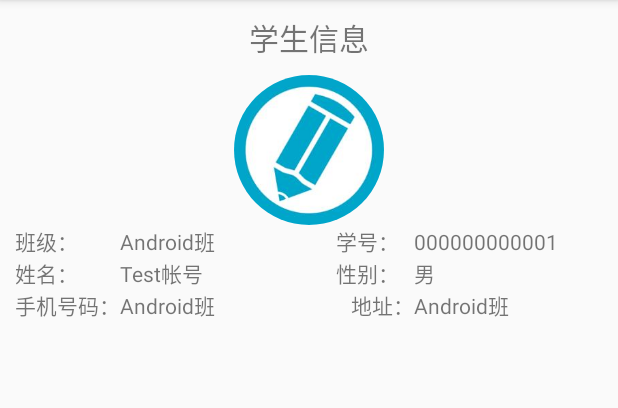
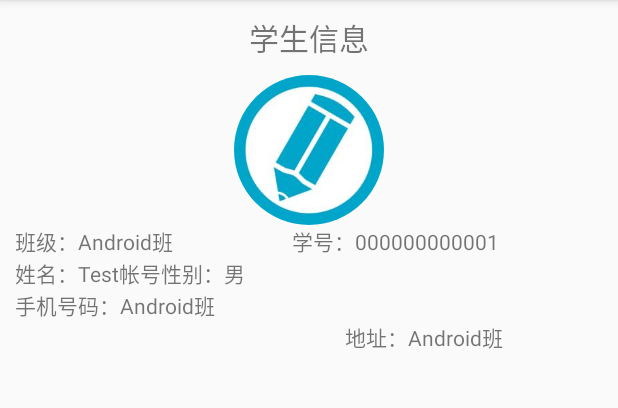
Before and after one commit to RichieYe/ExaminationSystem, an Android app: the MainActivity screen opened directly, with no data from a screen before it, on a phone screen of 412 x 824 dp, the part 84-492 px from its top. Run offline under Robolectric (Android 15) with nearby library versions, the phone set to English and light mode, and no system bars.

Commit message:
更换系统，重新上传

```diff
--- a/app/src/main/res/layout/activity_main.xml
+++ b/app/src/main/res/layout/activity_main.xml
@@ -22,27 +22,23 @@
         android:layout_gravity="center"
         android:src="@mipmap/default_head"/>
 
-    <GridLayout
+    <LinearLayout
         android:layout_width="match_parent"
         android:layout_height="wrap_content"
-        android:columnCount="4"
-        android:rowCount="4"
-        >
+        android:orientation="horizontal">
 
         <TextView
             android:layout_width="wrap_content"
             android:layout_height="wrap_content"
             android:layout_marginLeft="10dp"
             android:layout_marginRight="0dp"
-            android:layout_row="0"
             android:text="班级："/>
 
         <TextView
             android:layout_width="wrap_content"
             android:layout_height="wrap_content"
             android:id="@+id/tvMainClass"
-            android:layout_row="0"
-            android:layout_columnWeight="6"
+            android:layout_weight="1"
             android:layout_marginLeft="0dp"
             android:layout_gravity="fill_horizontal"
             android:text="Android班"/>
@@ -50,22 +46,26 @@
         <TextView
             android:layout_width="wrap_content"
             android:layout_height="wrap_content"
-            android:layout_row="0"
             android:text="学号："/>
 
         <TextView
             android:layout_width="wrap_content"
             android:layout_height="wrap_content"
             android:id="@+id/tvMainNo"
-            android:layout_columnWeight="3"
-            android:layout_row="0"
+            android:layout_weight="1"
             android:text="000000000001"/>
+
+    </LinearLayout>
+
+    <LinearLayout
+        android:layout_width="match_parent"
+        android:layout_height="wrap_content"
+        android:orientation="horizontal">
 
         <TextView
             android:layout_width="wrap_content"
             android:layout_height="wrap_content"
             android:layout_marginLeft="10dp"
-            android:layout_row="1"
             android:text="姓名："/>
 
         <TextView
@@ -86,6 +86,21 @@
             android:id="@+id/tvMainGender"
             android:layout_columnWeight="3"
             android:text="男"/>
+
+
+    </LinearLayout>
+
+    <GridLayout
+        android:layout_width="match_parent"
+        android:layout_height="wrap_content"
+        android:columnCount="4"
+        android:rowCount="4"
+        >
+
+
+
+
+
 
         <TextView
             android:layout_width="wrap_content"
```
